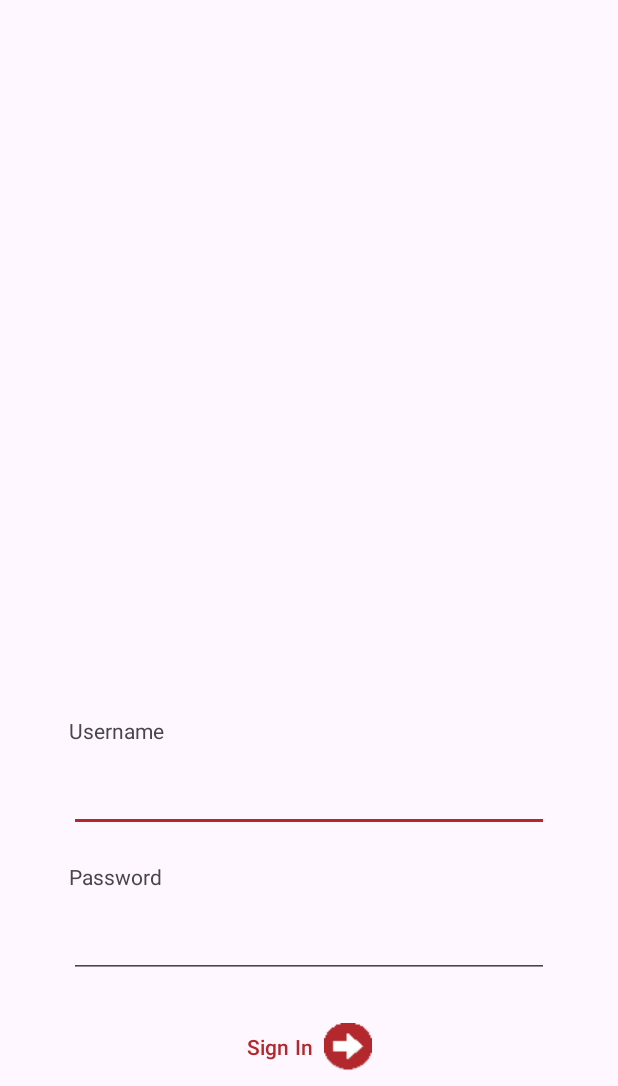
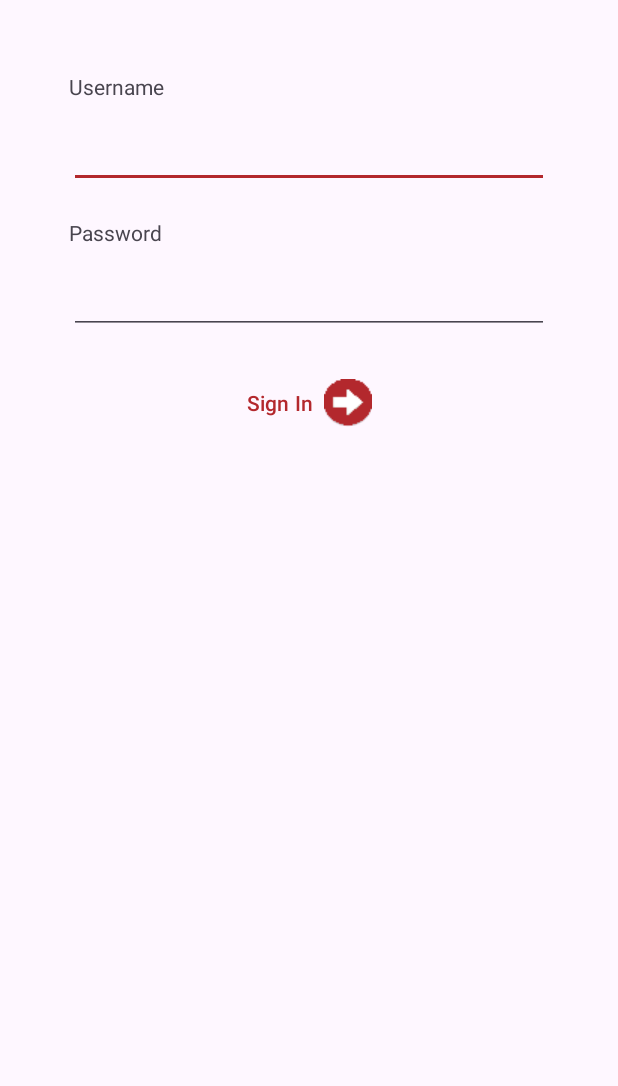
Before and after one commit to TechyScientist/SenVote-Android, an Android app: the screen it shows after launch (MainActivity), on a phone screen of 412 x 824 dp, the part 150-1236 px from its top. Run offline under Robolectric (Android 15) with nearby library versions, the light colour scheme and no system bars.

Commit message:
Fix layout bug

```diff
--- a/app/src/main/res/layout/activity_main.xml
+++ b/app/src/main/res/layout/activity_main.xml
@@ -14,7 +14,7 @@
         android:layout_height="wrap_content"
         android:id="@+id/llSignIn"
         android:orientation="vertical"
-        app:layout_constraintTop_toBottomOf="@id/appbar"
+        app:layout_constraintTop_toBottomOf="@id/appBar"
         app:layout_constraintBottom_toBottomOf="parent"
         app:layout_constraintVertical_bias="0.1"
         app:layout_constraintStart_toStartOf="parent"
```
